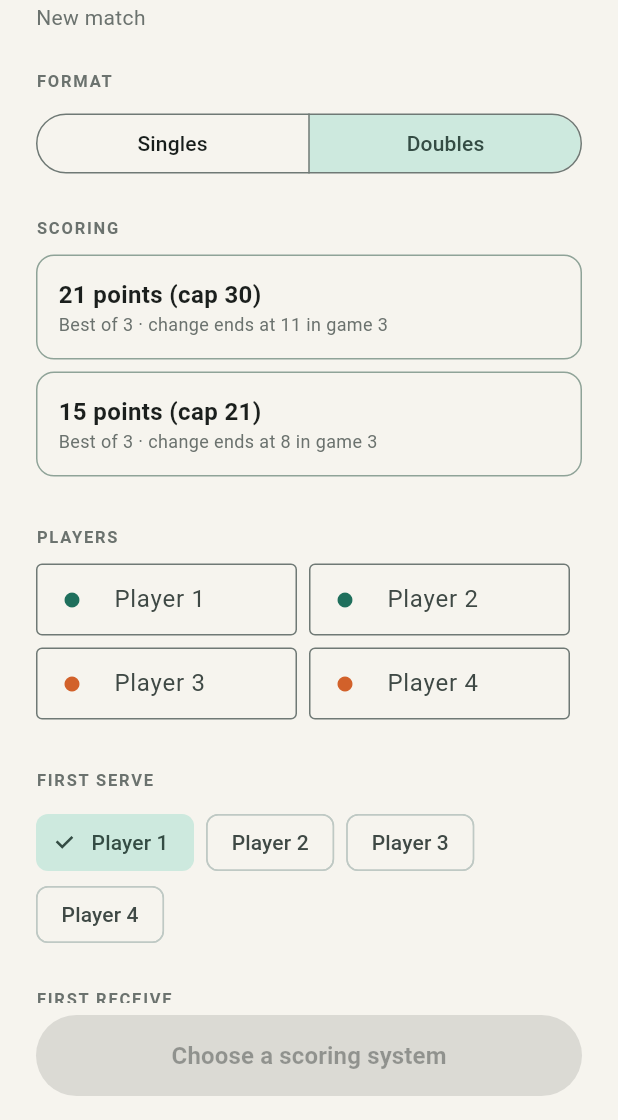
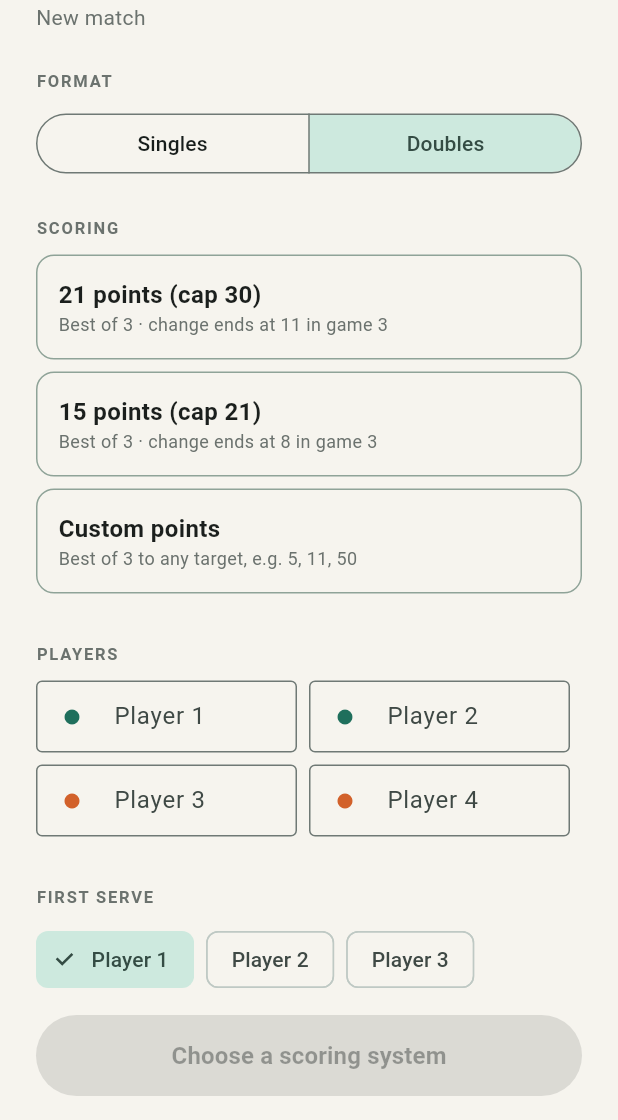
Before and after one commit to isaachumphries/badminton-score, a Flutter app: the screen it shows after launch, on a phone screen of 412 x 824 dp, the part 116-1236 px from its top. Run offline on Flutter 3.47's test engine with Material 3 defaults, Android fonts, the phone set to English and light mode, and no system bars.

Commit message:
Custom scoring, court label fix, iOS release workflow

```diff
--- a/lib/engine/match.dart
+++ b/lib/engine/match.dart
@@ -236,6 +236,5 @@ bool canAcceptEvent(MatchConfig c, List<MatchEvent> events, MatchEvent e) =>
     _apply(c, deriveMatch(c, events), e) != null;
 
 /// Previous game's winner serves, using the player who served the last rally.
-({PlayerId server, PlayerId receiver}) defaultNextServe(
-        MatchConfig c, MatchState s) =>
+({PlayerId server, PlayerId receiver}) defaultNextServe(MatchState s) =>
     (server: s.rally.server, receiver: s.rally.receiver);
--- a/lib/engine/rulesets.dart
+++ b/lib/engine/rulesets.dart
@@ -25,3 +25,16 @@ const Ruleset bwf15 = Ruleset(
 );
 
 const List<Ruleset> allRulesets = [bwf21, bwf15];
+
+/// Best of 3 to [points]; changes ends/interval at the halfway point.
+Ruleset customRuleset(int points, {required bool winBy2}) => Ruleset(
+      id: 'custom',
+      label: 'Custom: $points points${winBy2 ? ' (win by 2)' : ''}',
+      pointsToWin: points,
+      cap: winBy2 ? points + 9 : points,
+      changeEndsAt: (points + 1) ~/ 2,
+      intervalAt: (points + 1) ~/ 2,
+      intervalSec: 60,
+      betweenGamesSec: 120,
+      gamesToWin: 2,
+    );
--- a/lib/engine/types.dart
+++ b/lib/engine/types.dart
@@ -21,12 +21,7 @@ enum PlayerId {
       };
 }
 
-enum Court {
-  right,
-  left;
-
-  Court get other => this == Court.right ? Court.left : Court.right;
-}
+enum Court { right, left }
 
 enum Format { singles, doubles }
 
--- a/lib/ui/court_view.dart
+++ b/lib/ui/court_view.dart
@@ -65,6 +65,7 @@ class CourtView extends StatelessWidget {
           name: playerName(config, p),
           color: teamColor(p.side),
           role: role,
+          labelAbove: bottom,
         ),
       ),
     );
@@ -94,10 +95,15 @@ class _EndLabel extends StatelessWidget {
 }
 
 class _Chip extends StatelessWidget {
-  const _Chip({required this.name, required this.color, this.role});
+  const _Chip(
+      {required this.name,
+      required this.color,
+      this.role,
+      this.labelAbove = false});
   final String name;
   final Color color;
   final String? role;
+  final bool labelAbove; // bottom-row players: label goes above to stay on court
 
   @override
   Widget build(BuildContext context) {
@@ -128,7 +134,7 @@ class _Chip extends StatelessWidget {
           ),
           if (role != null)
             Positioned(
-              top: 43,
+              top: labelAbove ? -16 : 43,
               left: -20,
               right: -20,
               child: Text(
--- a/lib/ui/scoreboard_screen.dart
+++ b/lib/ui/scoreboard_screen.dart
@@ -333,7 +333,7 @@ class _NextGameCardState extends State<_NextGameCard> {
   @override
   void initState() {
     super.initState();
-    final d = defaultNextServe(widget.config, widget.state);
+    final d = defaultNextServe(widget.state);
     server = d.server;
     receiver = d.receiver;
   }
--- a/lib/ui/setup_screen.dart
+++ b/lib/ui/setup_screen.dart
@@ -1,4 +1,5 @@
 import 'package:flutter/material.dart';
+import 'package:flutter/services.dart';
 
 import '../engine/match.dart';
 import '../engine/rulesets.dart';
@@ -15,7 +16,10 @@ class SetupScreen extends StatefulWidget {
 
 class _SetupScreenState extends State<SetupScreen> {
   Format format = Format.doubles;
-  Ruleset? ruleset; // the user decides; nothing preselected
+  Ruleset? standard; // the user decides; nothing preselected
+  bool custom = false;
+  bool winBy2 = true;
+  final _points = TextEditingController(text: '11');
   PlayerId server = PlayerId.a1;
   PlayerId receiver = PlayerId.b1;
   Side leftEnd = Side.a;
@@ -32,10 +36,17 @@ class _SetupScreenState extends State<SetupScreen> {
 
   @override
   void dispose() {
+    _points.dispose();
     for (final c in _fields.values) {
       c.dispose();
     }
     super.dispose();
+  }
+
+  Ruleset? get ruleset {
+    if (!custom) return standard;
+    final n = int.tryParse(_points.text.trim());
+    return n == null || n < 2 || n > 99 ? null : customRuleset(n, winBy2: winBy2);
   }
 
   String _name(PlayerId p) {
@@ -111,8 +122,19 @@ class _SetupScreenState extends State<SetupScreen> {
                   for (final r in allRulesets) _RulesetTile(
                     key: Key('ruleset-${r.id}'),
                     ruleset: r,
-                    selected: ruleset?.id == r.id,
-                    onTap: () => setState(() => ruleset = r),
+                    selected: !custom && standard?.id == r.id,
+                    onTap: () => setState(() {
+                      custom = false;
+                      standard = r;
+                    }),
+                  ),
+                  _CustomTile(
+                    selected: custom,
+                    points: _points,
+                    winBy2: winBy2,
+                    onSelect: () => setState(() => custom = true),
+                    onChanged: () => setState(() {}),
+                    onWinBy2: (v) => setState(() => winBy2 = v),
                   ),
                   _section('Players'),
                   for (final side in Side.values) ...[
@@ -208,6 +230,72 @@ class _SetupScreenState extends State<SetupScreen> {
       );
 }
 
+class _CustomTile extends StatelessWidget {
+  const _CustomTile({
+    required this.selected,
+    required this.points,
+    required this.winBy2,
+    required this.onSelect,
+    required this.onChanged,
+    required this.onWinBy2,
+  });
+  final bool selected, winBy2;
+  final TextEditingController points;
+  final VoidCallback onSelect, onChanged;
+  final ValueChanged<bool> onWinBy2;
+
+  @override
+  Widget build(BuildContext context) => Padding(
+        padding: const EdgeInsets.only(bottom: 8),
+        child: InkWell(
+          key: const Key('ruleset-custom'),
+          onTap: onSelect,
+          borderRadius: BorderRadius.circular(12),
+          child: Container(
+            padding: const EdgeInsets.all(14),
+            decoration: BoxDecoration(
+              borderRadius: BorderRadius.circular(12),
+              border: Border.all(
+                  color: selected ? teamAColor : courtLine,
+                  width: selected ? 2 : 1),
+              color: selected ? teamAColor.withValues(alpha: 0.07) : null,
+            ),
+            child: Column(
+              crossAxisAlignment: CrossAxisAlignment.start,
+              children: [
+                const Text('Custom points',
+                    style:
+                        TextStyle(fontWeight: FontWeight.w600, fontSize: 16)),
+                const Text('Best of 3 to any target, e.g. 5, 11, 50',
+                    style: TextStyle(color: muted, fontSize: 12)),
+                if (selected) ...[
+                  const SizedBox(height: 10),
+                  TextField(
+                    key: const Key('custom-points'),
+                    controller: points,
+                    onChanged: (_) => onChanged(),
+                    keyboardType: TextInputType.number,
+                    inputFormatters: [FilteringTextInputFormatter.digitsOnly],
+                    decoration: const InputDecoration(
+                      labelText: 'Points to win (2–99)',
+                      border: OutlineInputBorder(),
+                      isDense: true,
+                    ),
+                  ),
+                  SwitchListTile(
+                    contentPadding: EdgeInsets.zero,
+                    title: const Text('Win by 2'),
+                    value: winBy2,
+                    onChanged: onWinBy2,
+                  ),
+                ],
+              ],
+            ),
+          ),
+        ),
+      );
+}
+
 class _RulesetTile extends StatelessWidget {
   const _RulesetTile(
       {super.key,
```
Also changed, not shown: 5 other files.
